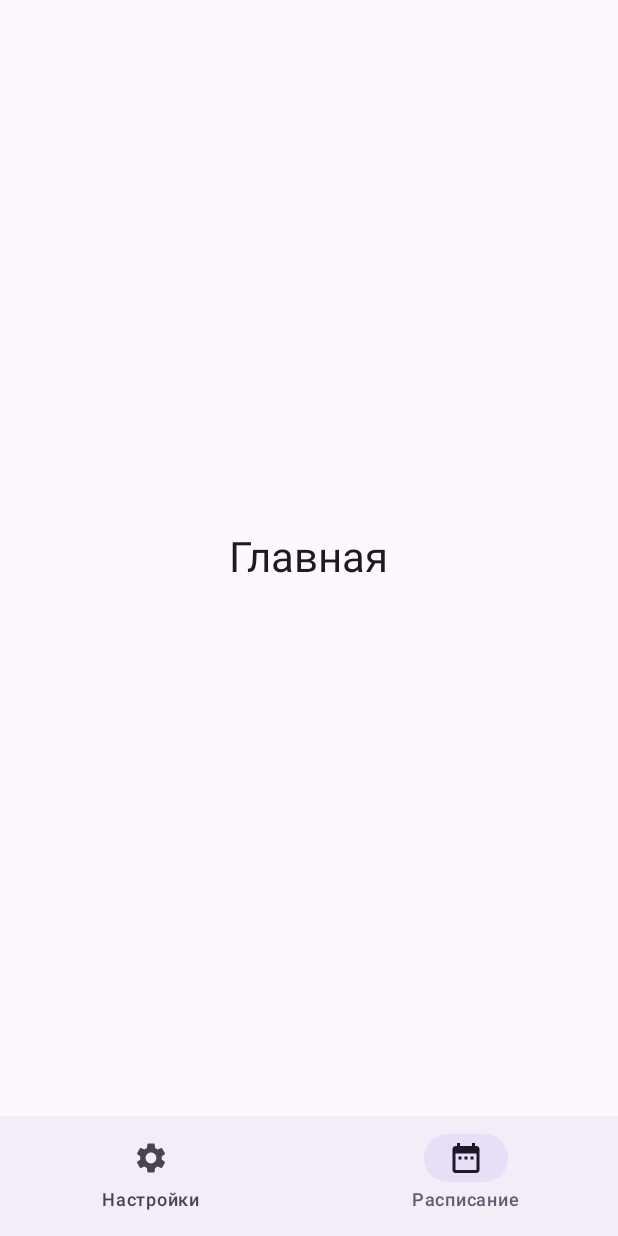
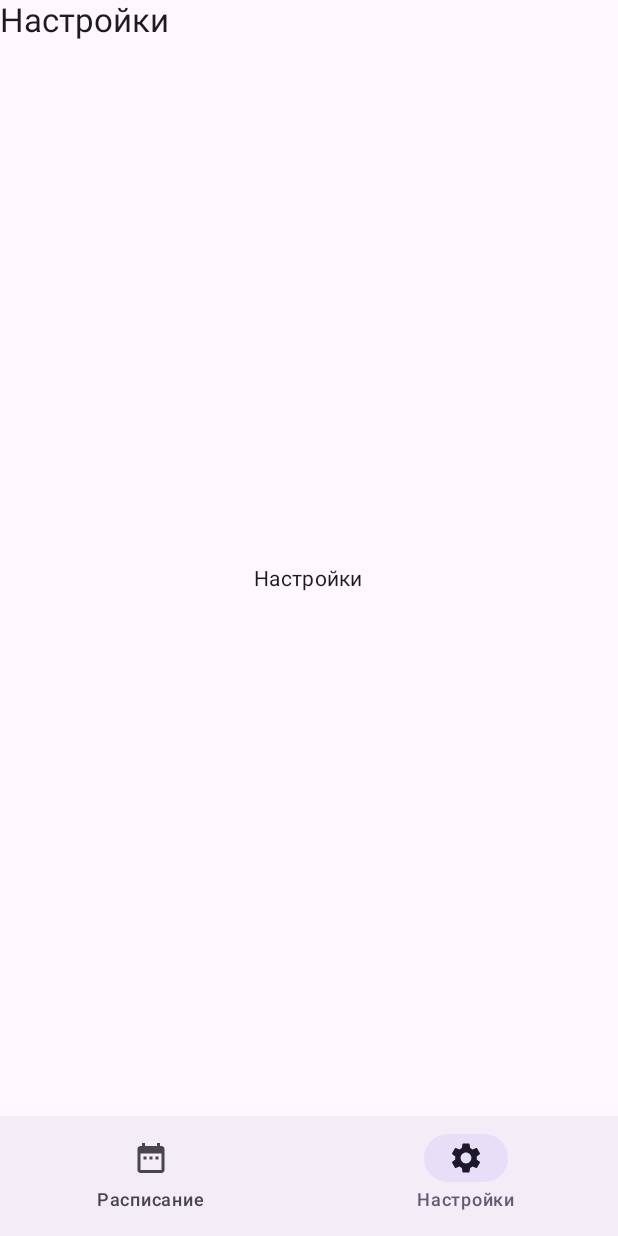
Before and after one commit to airsss993/college-android-app, an Android app built with Jetpack Compose: the screen it shows after launch (MainActivity), item 2 of the bottom bar chosen, on a phone screen of 412 x 824 dp. Run offline under Robolectric (Android 15) with nearby library versions, the phone set to English and light mode, and no system bars.

Commit message:
feat: implement navigation between Schedule and Settings screens
Added composable implementations for ScheduleScreen and SettingsScreen. Updated MainScreen to use a bottom navigation bar for switching between these screens, replacing the previous placeholder content.

```diff
--- a/app/src/main/java/ru/dzhaparidze/collegeapp/features/schedule/views/ScheduleScreen.kt
+++ b/app/src/main/java/ru/dzhaparidze/collegeapp/features/schedule/views/ScheduleScreen.kt
@@ -1 +1,36 @@
 package ru.dzhaparidze.collegeapp.features.schedule.views
+
+import androidx.compose.foundation.layout.Box
+import androidx.compose.foundation.layout.fillMaxSize
+import androidx.compose.foundation.layout.padding
+import androidx.compose.material3.MaterialTheme
+import androidx.compose.material3.Scaffold
+import androidx.compose.material3.Text
+import androidx.compose.runtime.Composable
+import androidx.compose.ui.Alignment
+import androidx.compose.ui.Modifier
+
+@Composable
+fun ScheduleScreen() {
+    Scaffold(
+        modifier = Modifier.fillMaxSize(),
+        topBar = {
+            Text(
+                text = "Расписание",
+                style = MaterialTheme.typography.titleLarge,
+            )
+        }
+    ) { paddings ->
+        Box(
+            modifier = Modifier
+                .fillMaxSize()
+                .padding(paddings),
+            contentAlignment = Alignment.Center
+        ) {
+            Text(
+                text = "Расписание",
+                style = MaterialTheme.typography.bodyMedium
+            )
+        }
+    }
+}
--- a/app/src/main/java/ru/dzhaparidze/collegeapp/features/settings/views/SettingsScreen.kt
+++ b/app/src/main/java/ru/dzhaparidze/collegeapp/features/settings/views/SettingsScreen.kt
@@ -1 +1,36 @@
-package ru.dzhaparidze.collegeapp.features.settings.views
+package ru.dzhaparidze.collegeapp.features.schedule.views
+
+import androidx.compose.foundation.layout.Box
+import androidx.compose.foundation.layout.fillMaxSize
+import androidx.compose.foundation.layout.padding
+import androidx.compose.material3.MaterialTheme
+import androidx.compose.material3.Scaffold
+import androidx.compose.material3.Text
+import androidx.compose.runtime.Composable
+import androidx.compose.ui.Alignment
+import androidx.compose.ui.Modifier
+
+@Composable
+fun SettingsScreen() {
+    Scaffold(
+        modifier = Modifier.fillMaxSize(),
+        topBar = {
+            Text(
+                text = "Настройки",
+                style = MaterialTheme.typography.titleLarge,
+            )
+        }
+    ) { paddings ->
+        Box(
+            modifier = Modifier
+                .fillMaxSize()
+                .padding(paddings),
+            contentAlignment = Alignment.Center
+        ) {
+            Text(
+                text = "Настройки",
+                style = MaterialTheme.typography.bodyMedium
+            )
+        }
+    }
+}
--- a/app/src/main/java/ru/dzhaparidze/collegeapp/features/shared/ui/screens/MainScreen.kt
+++ b/app/src/main/java/ru/dzhaparidze/collegeapp/features/shared/ui/screens/MainScreen.kt
@@ -7,24 +7,43 @@ import androidx.compose.material.icons.Icons
 import androidx.compose.material.icons.filled.DateRange
 import androidx.compose.material.icons.filled.Settings
 import androidx.compose.material3.Icon
-import androidx.compose.material3.MaterialTheme
 import androidx.compose.material3.NavigationBar
 import androidx.compose.material3.NavigationBarItem
 import androidx.compose.material3.Scaffold
 import androidx.compose.material3.Text
 import androidx.compose.runtime.Composable
+import androidx.compose.runtime.mutableStateOf
+import androidx.compose.runtime.remember
 import androidx.compose.ui.Alignment
 import androidx.compose.ui.Modifier
+import ru.dzhaparidze.collegeapp.features.schedule.views.ScheduleScreen
+import ru.dzhaparidze.collegeapp.features.schedule.views.SettingsScreen
 
+enum class Screen { SETTINGS, SCHEDULE }
 @Composable
 fun MainScreen() {
+    val currentScreen = remember { mutableStateOf(Screen.SCHEDULE) }
+
     Scaffold(
         modifier = Modifier.fillMaxSize(),
         bottomBar = {
             NavigationBar {
-                // TODO: добавить логику выбранной вкладки
+                // РАСПИСАНИЕ
                 NavigationBarItem(
-                    onClick = { },
+                    onClick = { currentScreen.value = Screen.SCHEDULE},
+                    icon = {
+                        Icon(
+                            Icons.Default.DateRange,
+                            "DateRangeIcon"
+                        )
+                    },
+                    label = { Text("Расписание") },
+                    selected = currentScreen.value == Screen.SCHEDULE,
+                )
+
+                // НАСТРОЙКИ
+                NavigationBarItem(
+                    onClick = { currentScreen.value = Screen.SETTINGS},
                     icon = {
                         Icon(
                             Icons.Default.Settings,
@@ -32,19 +51,7 @@ fun MainScreen() {
                         )
                     },
                     label = { Text("Настройки") },
-                    selected = false
-                )
-
-                NavigationBarItem(
-                    onClick = { },
-                    icon = {
-                        Icon(
-                            Icons.Default.DateRange,
-                            "DateRangeIcon"
-                        )
-                    },
-                    label = { Text("Расписание") },
-                    selected = true
+                    selected = currentScreen.value == Screen.SETTINGS,
                 )
             }
         }
@@ -54,11 +61,12 @@ fun MainScreen() {
                 .fillMaxSize()
                 .padding(paddings),
             contentAlignment = Alignment.Center
+
         ) {
-            Text(
-                text = "Главная",
-                style = MaterialTheme.typography.headlineMedium
-            )
+            when (currentScreen.value) {
+                Screen.SETTINGS -> SettingsScreen()
+                Screen.SCHEDULE -> ScheduleScreen()
+            }
         }
     }
 }
```
